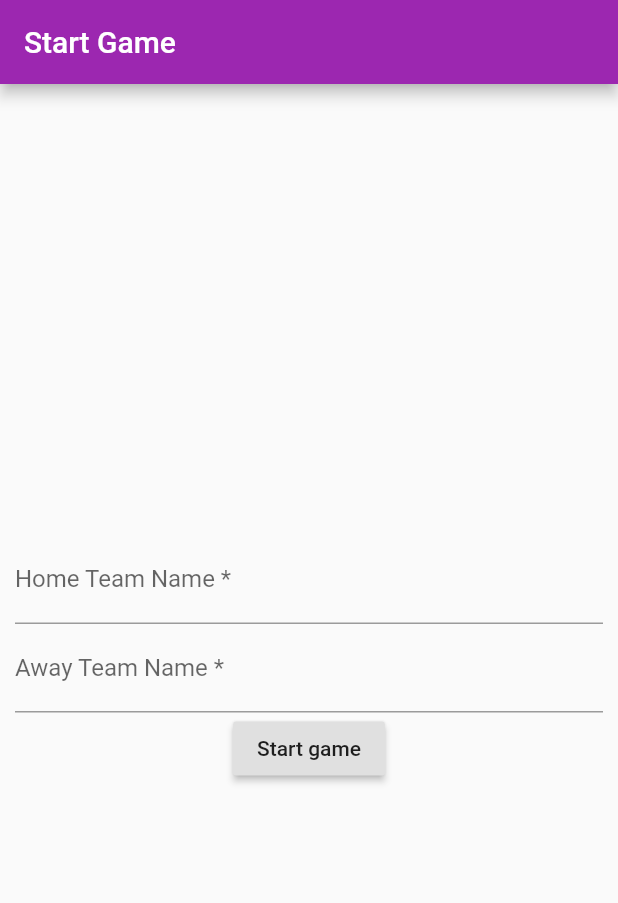
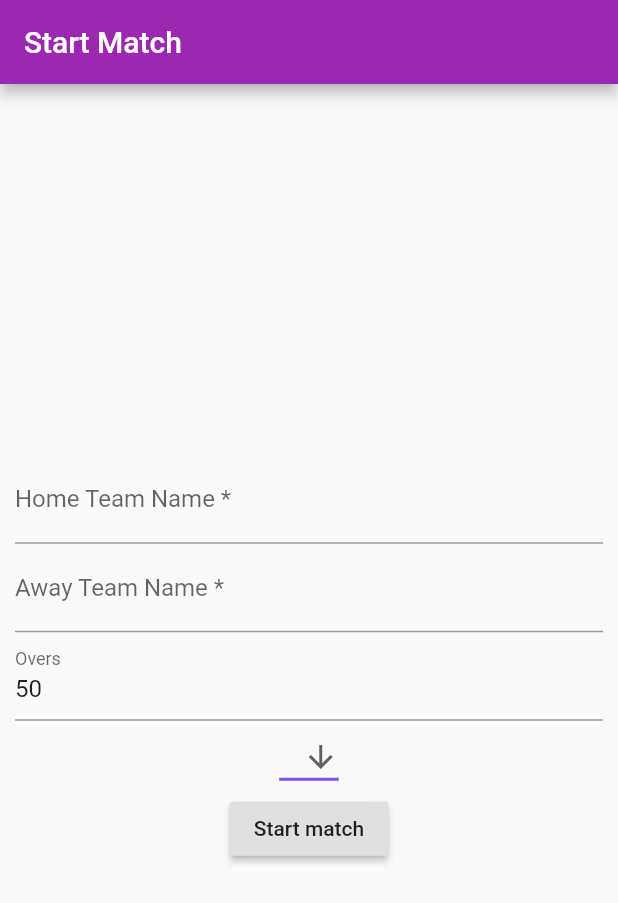
Before and after one commit to bigpanther/cricpanther, a Flutter app: the screen it shows after launch, on a phone screen of 412 x 824 dp. Shown: the top 903 px of the screen. Run offline on Flutter 3.47's test engine with Material 2 defaults, Android fonts, the phone set to English and light mode, and no system bars; missing offline and left inert: flutter_picker.

Commit message:
rename game to match

```diff
--- a/lib/main.dart
+++ b/lib/main.dart
@@ -1,7 +1,8 @@
-import 'package:cricket_scorer/game/game.dart';
-import 'package:cricket_scorer/screens/game_create.dart';
-import 'package:cricket_scorer/screens/game_meta.dart';
+import 'package:cricket_scorer/match/match.dart';
+import 'package:cricket_scorer/screens/match_create.dart';
+import 'package:cricket_scorer/screens/match_meta.dart';
 import 'package:cricket_scorer/screens/score_page_builder.dart';
+import 'package:cricket_scorer/screens/scorecard.dart';
 import 'package:flutter/material.dart';
 import 'package:provider/provider.dart';
 
@@ -12,8 +13,8 @@ const _defaultAwayTeamName = "Away Team";
 class MyApp extends StatelessWidget {
   @override
   Widget build(BuildContext context) {
-    return ChangeNotifierProvider<Game>(
-      create: (_) => new Game(_defaultHomeTeamName, _defaultAwayTeamName),
+    return ChangeNotifierProvider<Match>(
+      create: (_) => new Match(_defaultHomeTeamName, _defaultAwayTeamName),
       child: MaterialApp(
           title: 'Cricket Scorer',
           initialRoute: '/',
@@ -21,14 +22,15 @@ class MyApp extends StatelessWidget {
             // When navigating to the "/second" route, build the SecondScreen widget.
             ScorePageBuilder.routeName: (context) =>
                 ScorePageBuilder(title: 'Scoresheet'),
-            GameMeta.routeName: (context) => GameMeta(
-                title: 'Game Info',
-                game: ModalRoute.of(context).settings.arguments),
+            Scorecard.routeName: (context) => Scorecard(title: 'Scorecard'),
+            MatchMeta.routeName: (context) => MatchMeta(
+                title: 'Match Info',
+                match: ModalRoute.of(context).settings.arguments),
           },
           theme: ThemeData(
             primarySwatch: Colors.purple,
           ),
-          home: GameCreate(title: 'Start Game')),
+          home: MatchCreate(title: 'Start Match')),
     );
   }
 }
--- a/lib/game/delivery.dart
+++ b/lib/match/delivery.dart
@@ -1,6 +1,6 @@
-import 'package:cricket_scorer/game/enums/extra.dart';
-import 'package:cricket_scorer/game/enums/out.dart';
-import 'package:cricket_scorer/game/player.dart';
+import 'package:cricket_scorer/match/enums/extra.dart';
+import 'package:cricket_scorer/match/enums/out.dart';
+import 'package:cricket_scorer/match/player.dart';
 
 class Delivery {
   int runs = 0;
--- a/lib/game/game.dart
+++ b/lib/match/match.dart
@@ -5,15 +5,15 @@ import 'player.dart';
 import 'enums/extra.dart';
 import 'enums/out.dart';
 
-class Game with ChangeNotifier {
+class Match with ChangeNotifier {
   int target = 0;
   int totalOvers = 0;
   Team homeTeam;
   Team awayTeam;
   Team tossTeam;
   Team battingTeam;
-  List<EventProcessor> gameEventsLog;
-  Game(String homeTeamName, awayTeamName) {
+  List<EventProcessor> matchEventsLog;
+  Match(String homeTeamName, awayTeamName) {
     homeTeam = Team(homeTeamName);
     awayTeam = Team(awayTeamName);
   }
@@ -35,27 +35,27 @@ enum EventProcessorType { add, undo }
 
 class EventProcessor {
   EventProcessorType type;
-  GameEvent event;
+  MatchEvent event;
   EventProcessor(this.type, this.event);
-  void record(Game game) {
+  void record(Match match) {
     if (type == EventProcessorType.add) {
-      event.process(game);
+      event.process(match);
     } else {
-      event.undo(game);
+      event.undo(match);
     }
   }
 }
 
-abstract class GameEvent {
+abstract class MatchEvent {
   DateTime eventTime;
-  GameEvent() {
+  MatchEvent() {
     eventTime = DateTime.now();
   }
-  void process(Game game);
-  void undo(Game game);
+  void process(Match match);
+  void undo(Match match);
 }
 
-class BallEvent extends GameEvent {
+class BallEvent extends MatchEvent {
   BallEvent() : super();
   int runs;
   Out out;
@@ -64,12 +64,12 @@ class BallEvent extends GameEvent {
   Player bowler;
   Player outPlayer;
   @override
-  void process(Game game) {
+  void process(Match match) {
     // TODO: implement process
   }
 
   @override
-  void undo(Game game) {
+  void undo(Match match) {
     // TODO: implement undo
   }
 }
--- a/lib/game/player.dart
+++ b/lib/match/player.dart
@@ -1,4 +1,4 @@
-import 'package:cricket_scorer/game/overs.dart';
+import 'package:cricket_scorer/match/overs.dart';
 
 import 'enums/handedness.dart';
 import 'package:uuid/uuid.dart';
--- a/lib/game/player_picker.dart
+++ b/lib/match/player_picker.dart
@@ -1,7 +1,7 @@
 import 'dart:collection';
 import 'dart:math';
 
-import 'package:cricket_scorer/game/player.dart';
+import 'package:cricket_scorer/match/player.dart';
 
 class PlayerPicker {
   List<Player> players;
--- a/lib/screens/game_create.dart
+++ /dev/null
@@ -1,93 +0,0 @@
-import 'package:cricket_scorer/game/game.dart';
-import 'package:cricket_scorer/screens/score_page_builder.dart';
-import 'package:flutter/material.dart';
-import 'package:provider/provider.dart';
-
-class GameCreate extends StatefulWidget {
-  final String title;
-
-  GameCreate({Key key, this.title}) : super(key: key);
-  @override
-  GameCreateState createState() {
-    return GameCreateState();
-  }
-}
-
-class GameCreateState extends State<GameCreate> {
-  final _formKey = GlobalKey<FormState>();
-  String homeTeamName;
-  String awayTeamName;
-  @override
-  Widget build(BuildContext context) {
-    var game = Provider.of<Game>(context, listen: false);
-    return Scaffold(
-      appBar: AppBar(
-        title: Text(widget.title),
-      ),
-      body: Center(
-        child: Column(
-          mainAxisAlignment: MainAxisAlignment.center,
-          crossAxisAlignment: CrossAxisAlignment.center,
-          children: <Widget>[
-            Form(
-              key: _formKey,
-              child: Padding(
-                padding: EdgeInsets.only(left: 10.0, right: 10.0),
-                child: Column(children: <Widget>[
-                  TextFormField(
-                    maxLength: 30,
-                    autocorrect: false,
-                    maxLengthEnforced: true,
-                    decoration: InputDecoration(
-                      hintText: '${game.homeTeam.name} name',
-                      labelText: '${game.homeTeam.name} Name *',
-                      counterText: '',
-                    ),
-                    validator: (value) {
-                      return checkRequired(value);
-                    },
-                    onSaved: (val) => setState(() => homeTeamName = val),
-                  ),
-                  TextFormField(
-                    maxLength: 30,
-                    autocorrect: false,
-                    maxLengthEnforced: true,
-                    decoration: InputDecoration(
-                      hintText: '${game.awayTeam.name} name',
-                      labelText: '${game.awayTeam.name} Name *',
-                      counterText: '',
-                    ),
-                    validator: (value) {
-                      return checkRequired(value);
-                    },
-                    onSaved: (val) => setState(() => awayTeamName = val),
-                  ),
-                  RaisedButton(
-                    onPressed: () {
-                      if (_formKey.currentState.validate()) {
-                        _formKey.currentState.save();
-                        game.homeTeam.name = homeTeamName;
-                        game.awayTeam.name = awayTeamName;
-                        game.start(game.awayTeam, game.awayTeam);
-                        Navigator.pushReplacementNamed(
-                            context, ScorePageBuilder.routeName);
-                      }
-                    },
-                    child: Text('Start game'),
-                  ),
-                ]),
-              ),
-            ),
-          ],
-        ),
-      ),
-    );
-  }
-
-  String checkRequired(String value) {
-    if (value.isEmpty) {
-      return 'Please enter team name';
-    }
-    return null;
-  }
-}
--- /dev/null
+++ b/lib/screens/match_create.dart
@@ -0,0 +1,143 @@
+import 'package:cricket_scorer/match/match.dart';
+import 'package:cricket_scorer/screens/score_page_builder.dart';
+import 'package:flutter/material.dart';
+import 'package:flutter/services.dart';
+import 'package:provider/provider.dart';
+
+class MatchCreate extends StatefulWidget {
+  final String title;
+
+  MatchCreate({Key key, this.title}) : super(key: key);
+  @override
+  MatchCreateState createState() {
+    return MatchCreateState();
+  }
+}
+
+class MatchCreateState extends State<MatchCreate> {
+  final _formKey = GlobalKey<FormState>();
+  String homeTeamName;
+  String awayTeamName;
+  int totalOvers;
+  @override
+  Widget build(BuildContext context) {
+    var match = Provider.of<Match>(context, listen: false);
+    return Scaffold(
+      appBar: AppBar(
+        title: Text(widget.title),
+      ),
+      body: Center(
+        child: Column(
+          mainAxisAlignment: MainAxisAlignment.center,
+          crossAxisAlignment: CrossAxisAlignment.center,
+          children: <Widget>[
+            Form(
+              key: _formKey,
+              child: Padding(
+                padding: EdgeInsets.only(left: 10.0, right: 10.0),
+                child: Column(children: <Widget>[
+                  TextFormField(
+                    maxLength: 30,
+                    autocorrect: false,
+                    maxLengthEnforced: true,
+                    decoration: InputDecoration(
+                      hintText: '${match.homeTeam.name} name',
+                      labelText: '${match.homeTeam.name} Name *',
+                      counterText: '',
+                    ),
+                    validator: (value) {
+                      return checkRequired(value);
+                    },
+                    onSaved: (val) => setState(() => homeTeamName = val),
+                  ),
+                  TextFormField(
+                    maxLength: 30,
+                    autocorrect: false,
+                    maxLengthEnforced: true,
+                    decoration: InputDecoration(
+                      hintText: '${match.awayTeam.name} name',
+                      labelText: '${match.awayTeam.name} Name *',
+                      counterText: '',
+                    ),
+                    validator: (value) {
+                      return checkRequired(value);
+                    },
+                    onSaved: (val) => setState(() => awayTeamName = val),
+                  ),
+                  TextFormField(
+                    maxLength: 2,
+                    initialValue: '50',
+                    keyboardType: TextInputType.number,
+                    inputFormatters: <TextInputFormatter>[
+                      WhitelistingTextInputFormatter.digitsOnly
+                    ],
+                    autocorrect: false,
+                    maxLengthEnforced: true,
+                    decoration: InputDecoration(
+                      hintText: '50',
+                      labelText: 'Overs',
+                      counterText: '',
+                    ),
+                    validator: (value) {
+                      var val = int.parse(value);
+                      if (val <= 0 || val > 50) {
+                        return "Please enter a value between 1 and 50";
+                      }
+                      return null;
+                    },
+                    onSaved: (val) =>
+                        setState(() => totalOvers = int.parse(val)),
+                  ),
+                  DropdownButton<int>(
+                    value: totalOvers,
+                    icon: Icon(Icons.arrow_downward),
+                    iconSize: 24,
+                    elevation: 16,
+                    style: TextStyle(color: Colors.deepPurple),
+                    underline: Container(
+                      height: 2,
+                      color: Colors.deepPurpleAccent,
+                    ),
+                    onChanged: (int newValue) {
+                      setState(() {
+                        totalOvers = newValue;
+                      });
+                    },
+                    items: <int>[20, 45, 50]
+                        .map<DropdownMenuItem<int>>((int value) {
+                      return DropdownMenuItem<int>(
+                        value: value,
+                        child: Text(value.toString()),
+                      );
+                    }).toList(),
+                  ),
+                  RaisedButton(
+                    onPressed: () {
+                      if (_formKey.currentState.validate()) {
+                        _formKey.currentState.save();
+                        match.homeTeam.name = homeTeamName;
+                        match.awayTeam.name = awayTeamName;
+                        match.totalOvers = totalOvers;
+                        match.start(match.awayTeam, match.awayTeam);
+                        Navigator.pushReplacementNamed(
+                            context, ScorePageBuilder.routeName);
+                      }
+                    },
+                    child: Text('Start match'),
+                  ),
+                ]),
+              ),
+            ),
+          ],
+        ),
+      ),
+    );
+  }
+
+  String checkRequired(String value) {
+    if (value.isEmpty) {
+      return 'Please enter team name';
+    }
+    return null;
+  }
+}
--- a/lib/screens/game_meta.dart
+++ b/lib/screens/match_meta.dart
@@ -1,24 +1,24 @@
 import 'package:cricket_scorer/screens/score_page_builder.dart';
 import 'package:flutter/material.dart';
-import 'package:cricket_scorer/game/game.dart';
-import 'package:cricket_scorer/game/team.dart';
-import 'package:cricket_scorer/game/player.dart';
+import 'package:cricket_scorer/match/match.dart';
+import 'package:cricket_scorer/match/team.dart';
+import 'package:cricket_scorer/match/player.dart';
 
-class GameMeta extends StatefulWidget {
-  static final routeName = "/gameMeta";
+class MatchMeta extends StatefulWidget {
+  static final routeName = "/matchMeta";
   final String title;
-  final Game game;
-  GameMeta({Key key, this.title, this.game}) : super(key: key);
+  final Match match;
+  MatchMeta({Key key, this.title, this.match}) : super(key: key);
   @override
-  GameMetaState createState() {
-    return GameMetaState(game);
+  MatchMetaState createState() {
+    return MatchMetaState(match);
   }
 }
 
-class GameMetaState extends State<GameMeta> {
-  final Game game;
-  GameMetaState(this.game) {
-    print("game state created");
+class MatchMetaState extends State<MatchMeta> {
+  final Match match;
+  MatchMetaState(this.match) {
+    print("match state created");
   }
   final _formKey = GlobalKey<FormState>();
   @override
@@ -32,7 +32,7 @@ class GameMetaState extends State<GameMeta> {
           //mainAxisAlignment: MainAxisAlignment.center,
           //crossAxisAlignment: CrossAxisAlignment.center,
           children: <Widget>[
-            buildTeamList(context, game.homeTeam),
+            buildTeamList(context, match.homeTeam),
             Column(
               children: <Widget>[
                 Text(
@@ -44,7 +44,7 @@ class GameMetaState extends State<GameMeta> {
                 ),
               ],
             ),
-            buildTeamList(context, game.awayTeam),
+            buildTeamList(context, match.awayTeam),
             Column(children: <Widget>[
               RaisedButton(
                 onPressed: () {
--- a/lib/screens/score_page.dart
+++ b/lib/screens/score_page.dart
@@ -1,5 +1,6 @@
-import 'package:cricket_scorer/game/game.dart';
+import 'package:cricket_scorer/match/match.dart';
 import 'package:cricket_scorer/scoresheet/scoresheet.dart';
+import 'package:cricket_scorer/screens/scorecard.dart';
 import 'package:cricket_scorer/widgets/batter_summary.dart';
 import 'package:cricket_scorer/widgets/bowler_summary.dart';
 import 'package:cricket_scorer/widgets/scoreboard.dart';
@@ -32,7 +33,7 @@ class ScorePage extends StatelessWidget {
 
   @override
   Widget build(BuildContext context) {
-    var game = Provider.of<Game>(context, listen: false);
+    var match = Provider.of<Match>(context, listen: false);
     var scoresheet = Provider.of<Scoresheet>(context, listen: true);
     print('rebuild scorepage');
     return Scaffold(
@@ -46,13 +47,15 @@ class ScorePage extends StatelessWidget {
         // in the middle of the parent.
         child: Column(children: [
           scoreboard(scoresheet, context),
-          Card(
+          InkWell(
+            onTap: () => Navigator.pushNamed(context, Scorecard.routeName),
+            child: Card(
               child: Column(
                 crossAxisAlignment: CrossAxisAlignment.start,
                 children: <Widget>[
                   Row(mainAxisAlignment: MainAxisAlignment.center, children: [
                     Text(
-                    '${game.battingTeam.name} - Batting',
+                      '${match.battingTeam.name} - Batting',
                       style: Theme.of(context).textTheme.headline,
                     ),
                   ]),
@@ -61,19 +64,23 @@ class ScorePage extends StatelessWidget {
                 ],
               ),
             ),
-          Card(
+          ),
+          InkWell(
+            onTap: () => Navigator.pushNamed(context, Scorecard.routeName),
+            child: Card(
               child: Column(
                 crossAxisAlignment: CrossAxisAlignment.start,
                 children: <Widget>[
                   Row(mainAxisAlignment: MainAxisAlignment.center, children: [
                     Text(
-                    '${game.bowlingTeam.name} - Bowling',
+                      '${match.bowlingTeam.name} - Bowling',
                       style: Theme.of(context).textTheme.headline,
                     ),
                   ]),
                   bowlerSummary(scoresheet.currentBowler1, true),
                   bowlerSummary(scoresheet.currentBowler2, false),
                 ],
+              ),
             ),
           ),
           Container(
@@ -115,7 +122,7 @@ class ScorePage extends StatelessWidget {
             RaisedButton(
               child: Text('Select player'),
               onPressed: () {
-                showPlayerPicker(context, game);
+                showPlayerPicker(context, match);
               },
             ),
           ]),
@@ -146,10 +153,10 @@ class ScorePage extends StatelessWidget {
     );
   }
 
-  showPlayerPicker(BuildContext context, Game game) {
+  showPlayerPicker(BuildContext context, Match match) {
     Picker(
         adapter: PickerDataAdapter<String>(
-            pickerdata: game.battingTeam.players.map((f) => f.name).toList()),
+            pickerdata: match.battingTeam.players.map((f) => f.name).toList()),
         changeToFirst: true,
         hideHeader: true,
         title: Text("Select player"),
--- a/lib/screens/score_page_builder.dart
+++ b/lib/screens/score_page_builder.dart
@@ -1,9 +1,9 @@
-import 'package:cricket_scorer/game/player_picker.dart';
+import 'package:cricket_scorer/match/player_picker.dart';
 import 'package:cricket_scorer/screens/score_page.dart';
 import 'package:cricket_scorer/scoresheet/scoresheet.dart';
 import 'package:flutter/material.dart';
 import 'package:provider/provider.dart';
-import 'package:cricket_scorer/game/game.dart';
+import 'package:cricket_scorer/match/match.dart';
 
 class ScorePageBuilder extends StatelessWidget {
   static final String routeName = '/scorepage';
@@ -14,9 +14,9 @@ class ScorePageBuilder extends StatelessWidget {
   Widget build(BuildContext context) {
     return ChangeNotifierProvider<Scoresheet>(
         create: (context) {
-          var game = Provider.of<Game>(context, listen: false);
-          var batPicker = PlayerPicker(game.battingTeam.players);
-          var ballPicker = PlayerPicker(game.bowlingTeam.players);
+          var match = Provider.of<Match>(context, listen: false);
+          var batPicker = PlayerPicker(match.battingTeam.players);
+          var ballPicker = PlayerPicker(match.bowlingTeam.players);
           return Scoresheet(batPicker, ballPicker);
         },
         child: ScorePage(title: this.title));
--- /dev/null
+++ b/lib/screens/scorecard.dart
@@ -0,0 +1,37 @@
+import 'package:cricket_scorer/match/match.dart';
+import 'package:flutter/cupertino.dart';
+import 'package:flutter/material.dart';
+import 'package:provider/provider.dart';
+
+class Scorecard extends StatelessWidget {
+  static final String routeName = '/scorecard';
+  final String title;
+  Scorecard({Key key, this.title}) : super(key: key);
+  @override
+  Widget build(BuildContext context) {
+    var match = Provider.of<Match>(context);
+    print('build scorecard');
+    return DefaultTabController(
+      child: Scaffold(
+        appBar: AppBar(
+          // Here we take the value from thre ScorePage object that was created by
+          // the App.build method, and use it to set our appbar title.
+          title: Text(this.title),
+          bottom: TabBar(
+            tabs: [
+              Text(match.battingTeam.name),
+              Text(match.bowlingTeam.name),
+            ],
+          ),
+        ),
+        body: TabBarView(
+          children: [
+            Text('Batting team'),
+            Text('Bowling team'),
+          ],
+        ),
+      ),
+      length: 2,
+    );
+  }
+}
--- a/lib/widgets/batter_summary.dart
+++ b/lib/widgets/batter_summary.dart
@@ -1,4 +1,4 @@
-import 'package:cricket_scorer/game/player.dart';
+import 'package:cricket_scorer/match/player.dart';
 import 'package:flutter/material.dart';
 
 Widget batterSummary(Player player, bool onStrike) {
--- a/lib/widgets/bowler_summary.dart
+++ b/lib/widgets/bowler_summary.dart
@@ -1,4 +1,4 @@
-import 'package:cricket_scorer/game/player.dart';
+import 'package:cricket_scorer/match/player.dart';
 import 'package:flutter/material.dart';
 
 Widget bowlerSummary(Player bowler, bool onStrike) {
```
Also changed, not shown: lib/scoresheet/scoresheet.dart (+4 -4 lines), lib/match/enums/extra.dart (renamed from lib/game/enums/extra.dart), lib/match/enums/handedness.dart (renamed from lib/game/enums/handedness.dart), lib/match/enums/out.dart (renamed from lib/game/enums/out.dart), lib/match/overs.dart (renamed from lib/game/overs.dart), lib/match/team.dart (renamed from lib/game/team.dart). Lines whose indentation alone changed are shown as unchanged.
